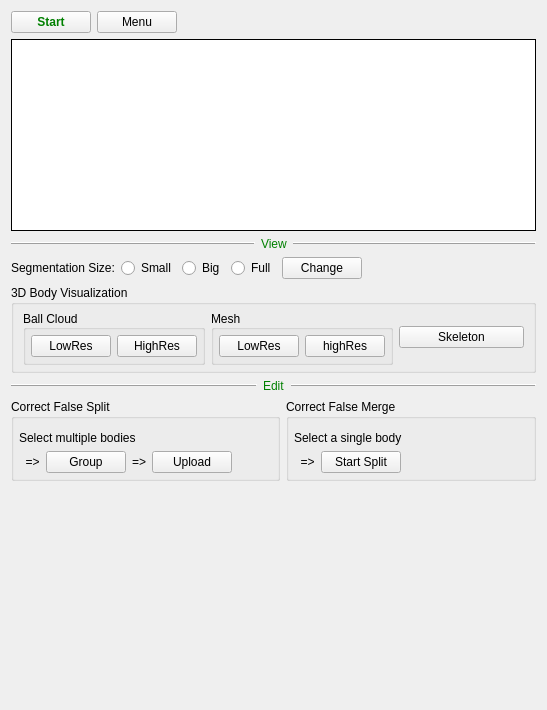
Above: neurolabi/gui/flyem/flyemproofcontrolform.ui from janelia-flyem/NeuTu before the change. Below: the same form after it.
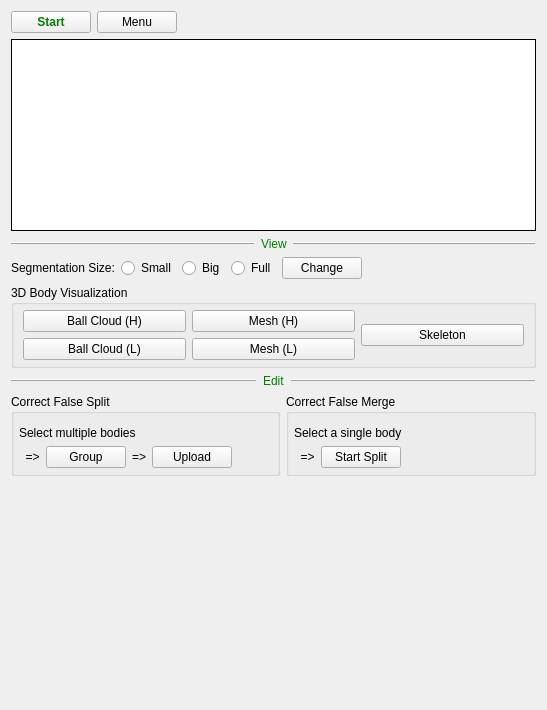
That is the form after the change. Icons and pictures are not drawn. Custom widgets are drawn as their Qt base class.

Patch:
```diff
--- a/neurolabi/gui/flyem/flyemproofcontrolform.ui
+++ b/neurolabi/gui/flyem/flyemproofcontrolform.ui
@@ -16,7 +16,7 @@
   <property name="styleSheet">
    <string notr="true"/>
   </property>
-  <layout class="QVBoxLayout" name="verticalLayout_3">
+  <layout class="QVBoxLayout" name="verticalLayout_5">
    <item>
     <layout class="QHBoxLayout" name="topHorizontalLayout">
      <item>
@@ -213,98 +213,49 @@
        <number>5</number>
       </property>
       <item>
-       <widget class="QGroupBox" name="groupBox_5">
-        <property name="toolTip">
-         <string>A body is rendered as a set of balls resembling its surface</string>
-        </property>
-        <property name="title">
-         <string>Ball Cloud</string>
-        </property>
-        <property name="alignment">
-         <set>Qt::AlignLeading|Qt::AlignLeft|Qt::AlignVCenter</set>
-        </property>
-        <property name="flat">
-         <bool>false</bool>
-        </property>
-        <layout class="QHBoxLayout" name="horizontalLayout_11">
-         <property name="leftMargin">
-          <number>5</number>
-         </property>
-         <property name="topMargin">
-          <number>5</number>
-         </property>
-         <property name="rightMargin">
-          <number>5</number>
-         </property>
-         <property name="bottomMargin">
-          <number>5</number>
-         </property>
-         <item>
-          <widget class="QPushButton" name="coarseBodyPushButton">
-           <property name="toolTip">
-            <string>3D body visualization (low resolution)</string>
-           </property>
-           <property name="text">
-            <string>LowRes</string>
-           </property>
-          </widget>
-         </item>
+       <layout class="QVBoxLayout" name="verticalLayout_3">
          <item>
           <widget class="QPushButton" name="bodyViewPushButton">
            <property name="toolTip">
             <string>3D body visualization (high resolution)</string>
            </property>
            <property name="text">
-            <string>HighRes</string>
-           </property>
-          </widget>
-         </item>
-        </layout>
+           <string>Ball Cloud (H)</string>
+          </property>
        </widget>
       </item>
       <item>
-       <widget class="QGroupBox" name="groupBox_4">
+         <widget class="QPushButton" name="coarseBodyPushButton">
         <property name="toolTip">
-         <string>A body is rendered as a set of balls resembling its surface</string>
-        </property>
-        <property name="title">
-         <string>Mesh</string>
-        </property>
-        <property name="alignment">
-         <set>Qt::AlignLeading|Qt::AlignLeft|Qt::AlignVCenter</set>
-        </property>
-        <property name="flat">
-         <bool>false</bool>
-        </property>
-        <layout class="QHBoxLayout" name="horizontalLayout_7">
-         <property name="leftMargin">
-          <number>5</number>
-         </property>
-         <property name="topMargin">
-          <number>5</number>
-         </property>
-         <property name="rightMargin">
-          <number>5</number>
-         </property>
-         <property name="bottomMargin">
-          <number>5</number>
-         </property>
-         <item>
-          <widget class="QPushButton" name="coarseMeshPushButton">
+           <string>3D body visualization (low resolution ball cloud)</string>
+          </property>
            <property name="text">
-            <string>LowRes</string>
+           <string>Ball Cloud (L)</string>
            </property>
           </widget>
          </item>
+       </layout>
+      </item>
+      <item>
+       <layout class="QVBoxLayout" name="verticalLayout_4">
          <item>
           <widget class="QPushButton" name="meshPushButton">
            <property name="text">
-            <string>highRes</string>
+           <string>Mesh (H)</string>
+          </property>
+         </widget>
+        </item>
+        <item>
+         <widget class="QPushButton" name="coarseMeshPushButton">
+          <property name="toolTip">
+           <string>3D body visualization (high resolution mesh)</string>
+          </property>
+          <property name="text">
+           <string>Mesh (L)</string>
            </property>
           </widget>
          </item>
         </layout>
-       </widget>
       </item>
       <item>
        <widget class="QPushButton" name="skeletonViewPushButton">
```
Left out of the diff: 9 changed lines with no effect on the pictures. Lines whose indentation alone changed are shown as unchanged.
